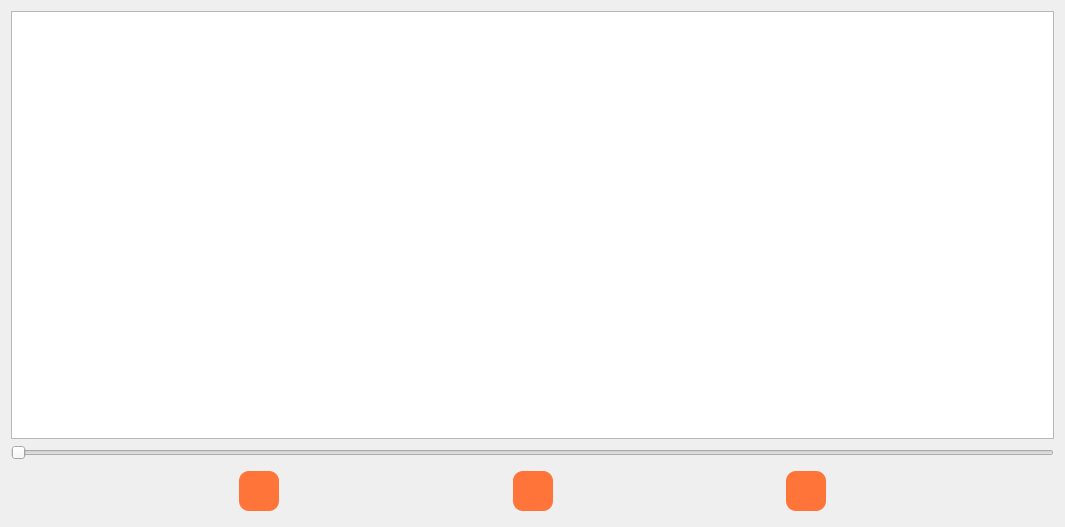
IsadoraVanco/Gamellito, file 5.Modulados/Modulados/reprodutor.ui: the form before one commit.
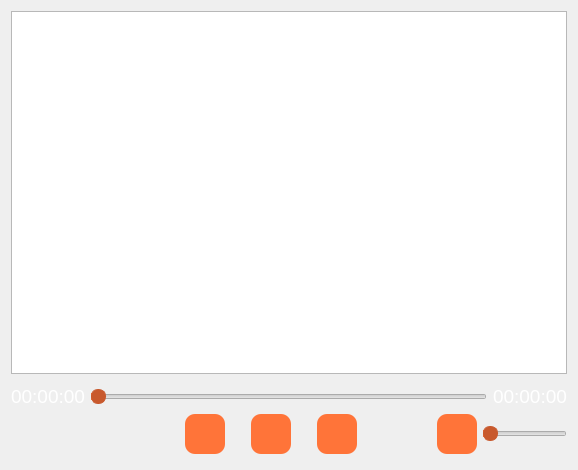
The form after the commit.

Commit message: feat: Reprodutor completo (#46)

What changed in the file:
```diff
--- a/5.Modulados/Modulados/reprodutor.ui
+++ b/5.Modulados/Modulados/reprodutor.ui
@@ -6,28 +6,100 @@
    <rect>
     <x>0</x>
     <y>0</y>
-    <width>1065</width>
-    <height>527</height>
+    <width>578</width>
+    <height>470</height>
    </rect>
   </property>
   <layout class="QGridLayout" name="gridLayout_7">
-   <item row="7" column="0">
+   <item row="12" column="0">
+    <spacer name="verticalSpacer_6">
+     <property name="orientation">
+      <enum>Qt::Vertical</enum>
+     </property>
+     <property name="sizeType">
+      <enum>QSizePolicy::Minimum</enum>
+     </property>
+     <property name="sizeHint" stdset="0">
+      <size>
+       <width>20</width>
+       <height>5</height>
+      </size>
+     </property>
+    </spacer>
+   </item>
+   <item row="1" column="0">
+    <widget class="QGraphicsView" name="graficosVideo">
+     <property name="sizePolicy">
+      <sizepolicy hsizetype="Expanding" vsizetype="Expanding">
+       <horstretch>0</horstretch>
+       <verstretch>0</verstretch>
+      </sizepolicy>
+     </property>
+     <property name="minimumSize">
+      <size>
+       <width>550</width>
+       <height>350</height>
+      </size>
+     </property>
+    </widget>
+   </item>
+   <item row="5" column="0">
+    <spacer name="verticalSpacer_8">
+     <property name="orientation">
+      <enum>Qt::Vertical</enum>
+     </property>
+     <property name="sizeType">
+      <enum>QSizePolicy::Minimum</enum>
+     </property>
+     <property name="sizeHint" stdset="0">
+      <size>
+       <width>20</width>
+       <height>5</height>
+      </size>
+     </property>
+    </spacer>
+   </item>
+   <item row="11" column="0">
     <layout class="QHBoxLayout" name="horizontalLayout">
+     <item>
+      <spacer name="horizontalSpacer">
+       <property name="orientation">
+        <enum>Qt::Horizontal</enum>
+       </property>
+       <property name="sizeType">
+        <enum>QSizePolicy::MinimumExpanding</enum>
+       </property>
+       <property name="sizeHint" stdset="0">
+        <size>
+         <width>100</width>
+         <height>20</height>
+        </size>
+       </property>
+      </spacer>
+     </item>
      <item>
       <spacer name="horizontalSpacer_5">
        <property name="orientation">
         <enum>Qt::Horizontal</enum>
        </property>
+       <property name="sizeType">
+        <enum>QSizePolicy::MinimumExpanding</enum>
+       </property>
        <property name="sizeHint" stdset="0">
         <size>
-         <width>40</width>
+         <width>70</width>
          <height>20</height>
         </size>
        </property>
       </spacer>
      </item>
      <item>
+      <layout class="QHBoxLayout" name="horizontalLayout_3">
+       <item alignment="Qt::AlignHCenter">
       <widget class="QPushButton" name="pushButton_voltarVideo">
+         <property name="cursor">
+          <cursorShape>PointingHandCursor</cursorShape>
+         </property>
        <property name="styleSheet">
         <string notr="true">QPushButton {
 	background-color: #FF7439;
@@ -58,15 +130,18 @@
        <property name="orientation">
         <enum>Qt::Horizontal</enum>
        </property>
+         <property name="sizeType">
+          <enum>QSizePolicy::MinimumExpanding</enum>
+         </property>
        <property name="sizeHint" stdset="0">
         <size>
-         <width>40</width>
+           <width>20</width>
          <height>20</height>
         </size>
        </property>
       </spacer>
      </item>
-     <item>
+       <item alignment="Qt::AlignHCenter">
       <widget class="QPushButton" name="pushButton_video_tocar">
        <property name="cursor">
         <cursorShape>PointingHandCursor</cursorShape>
@@ -101,16 +176,22 @@
        <property name="orientation">
         <enum>Qt::Horizontal</enum>
        </property>
+         <property name="sizeType">
+          <enum>QSizePolicy::MinimumExpanding</enum>
+         </property>
        <property name="sizeHint" stdset="0">
         <size>
-         <width>40</width>
+           <width>20</width>
          <height>20</height>
         </size>
        </property>
       </spacer>
      </item>
-     <item>
+       <item alignment="Qt::AlignHCenter">
       <widget class="QPushButton" name="pushButton_passarVideo">
+         <property name="cursor">
+          <cursorShape>PointingHandCursor</cursorShape>
+         </property>
        <property name="styleSheet">
         <string notr="true">QPushButton {
 	background-color: #FF7439;
@@ -135,81 +216,181 @@
         <string/>
        </property>
       </widget>
+       </item>
+      </layout>
      </item>
      <item>
       <spacer name="horizontalSpacer_9">
        <property name="orientation">
         <enum>Qt::Horizontal</enum>
        </property>
+       <property name="sizeType">
+        <enum>QSizePolicy::MinimumExpanding</enum>
+       </property>
        <property name="sizeHint" stdset="0">
         <size>
-         <width>40</width>
+         <width>50</width>
          <height>20</height>
         </size>
        </property>
       </spacer>
      </item>
-    </layout>
-   </item>
-   <item row="3" column="0">
-    <widget class="QSlider" name="horizontalSlider">
+     <item>
+      <layout class="QHBoxLayout" name="horizontalLayout_2">
+       <item>
+        <widget class="QPushButton" name="pushButton_volume">
+         <property name="sizePolicy">
+          <sizepolicy hsizetype="Fixed" vsizetype="Fixed">
+           <horstretch>0</horstretch>
+           <verstretch>0</verstretch>
+          </sizepolicy>
+         </property>
+         <property name="cursor">
+          <cursorShape>PointingHandCursor</cursorShape>
+         </property>
+         <property name="styleSheet">
+          <string notr="true">QPushButton {
+	background-color: #FF7439;
+	border-radius: 10px;
+	border: none;
+	color: #fff;
+	font-size: 10px;
+	font-weight: bold;
+	width: 40px;
+	height: 40px;
+}
+
+QPushButton:hover {
+	background-color: #c8592d;
+}
+
+QPushButton:pressed {
+	background-color: #c8592d;
+}</string>
+         </property>
+         <property name="text">
+          <string/>
+         </property>
+        </widget>
+       </item>
+       <item>
+        <widget class="QSlider" name="horizontalSlider_volume">
+         <property name="sizePolicy">
+          <sizepolicy hsizetype="MinimumExpanding" vsizetype="Fixed">
+           <horstretch>0</horstretch>
+           <verstretch>0</verstretch>
+          </sizepolicy>
+         </property>
+         <property name="minimumSize">
+          <size>
+           <width>80</width>
+           <height>0</height>
+          </size>
+         </property>
+         <property name="cursor">
+          <cursorShape>PointingHandCursor</cursorShape>
+         </property>
+         <property name="styleSheet">
+          <string notr="true">QSlider::handle:horizontal {
+ 	background: #c8592d;
+	border: 1px solid #c8592d;
+	border-radius: 7px;
+	width: 15px;
+	height: 15px;
+	margin: -10px 0;
+}
+
+QSlider::sub-page:horizontal {
+ 	background: #FF7439;
+ }</string>
+         </property>
+         <property name="orientation">
+          <enum>Qt::Horizontal</enum>
+         </property>
+        </widget>
+       </item>
+      </layout>
+     </item>
+    </layout>
+   </item>
+   <item row="6" column="0">
+    <layout class="QHBoxLayout" name="horizontalLayout_4">
+     <item>
+      <widget class="QLabel" name="label_tempo_atual">
+       <property name="minimumSize">
+        <size>
+         <width>60</width>
+         <height>0</height>
+        </size>
+       </property>
+       <property name="font">
+        <font>
+         <pointsize>14</pointsize>
+        </font>
+       </property>
+       <property name="styleSheet">
+        <string notr="true">color: white;</string>
+       </property>
+       <property name="text">
+        <string>00:00:00</string>
+       </property>
+       <property name="alignment">
+        <set>Qt::AlignRight|Qt::AlignTrailing|Qt::AlignVCenter</set>
+       </property>
+      </widget>
+     </item>
+     <item>
+      <widget class="QSlider" name="horizontalSlider_tempo">
      <property name="sizePolicy">
       <sizepolicy hsizetype="Expanding" vsizetype="Fixed">
        <horstretch>0</horstretch>
        <verstretch>0</verstretch>
       </sizepolicy>
      </property>
+       <property name="cursor">
+        <cursorShape>PointingHandCursor</cursorShape>
+       </property>
      <property name="styleSheet">
-      <string notr="true">QSlider{
-color: orange;
-}</string>
+        <string notr="true">QSlider::handle:horizontal {
+ 	background: #c8592d;
+	border: 1px solid #c8592d;
+	border-radius: 7px;
+	width: 15px;
+	height: 15px;
+	margin: -10px 0;
+}
+
+QSlider::sub-page:horizontal {
+ 	background: #FF7439;
+ }</string>
      </property>
      <property name="orientation">
       <enum>Qt::Horizontal</enum>
      </property>
     </widget>
    </item>
-   <item row="1" column="0">
-    <widget class="QGraphicsView" name="graficosVideo">
+     <item>
+      <widget class="QLabel" name="label_tempo_final">
      <property name="minimumSize">
       <size>
-       <width>550</width>
-       <height>350</height>
-      </size>
-     </property>
-    </widget>
-   </item>
-   <item row="8" column="0">
-    <spacer name="verticalSpacer_6">
-     <property name="orientation">
-      <enum>Qt::Vertical</enum>
-     </property>
-     <property name="sizeType">
-      <enum>QSizePolicy::Minimum</enum>
-     </property>
-     <property name="sizeHint" stdset="0">
-      <size>
-       <width>20</width>
-       <height>5</height>
-      </size>
-     </property>
-    </spacer>
-   </item>
-   <item row="4" column="0">
-    <spacer name="verticalSpacer_8">
-     <property name="orientation">
-      <enum>Qt::Vertical</enum>
-     </property>
-     <property name="sizeType">
-      <enum>QSizePolicy::Minimum</enum>
-     </property>
-     <property name="sizeHint" stdset="0">
-      <size>
-       <width>20</width>
-       <height>5</height>
-      </size>
-     </property>
-    </spacer>
+         <width>60</width>
+         <height>0</height>
+        </size>
+       </property>
+       <property name="font">
+        <font>
+         <pointsize>14</pointsize>
+        </font>
+       </property>
+       <property name="styleSheet">
+        <string notr="true">color: white;</string>
+       </property>
+       <property name="text">
+        <string>00:00:00</string>
+       </property>
+      </widget>
+     </item>
+    </layout>
    </item>
   </layout>
  </widget>
```
Lines whose indentation alone changed are shown as unchanged. The commit also changes 2 other files.
